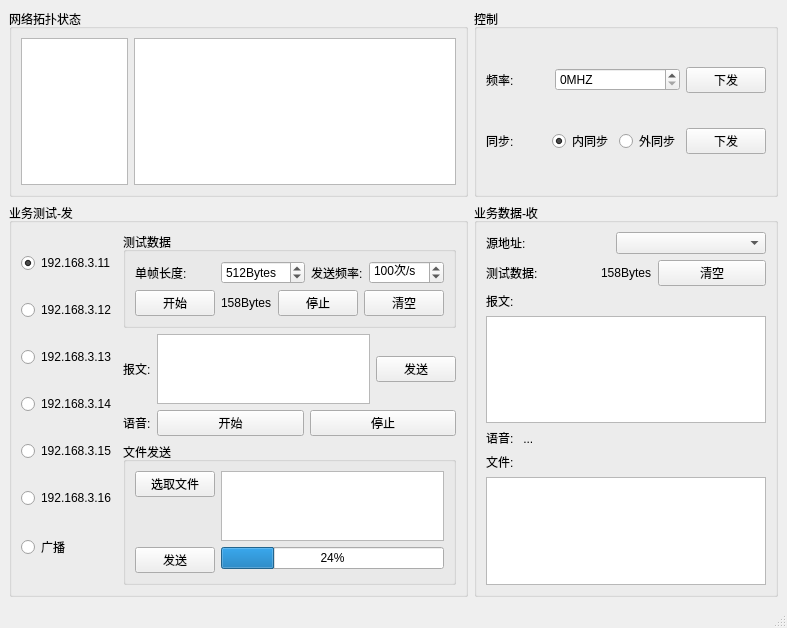
Doun2017/pyQTwithUDP, file mainWin.ui: the form before one commit.
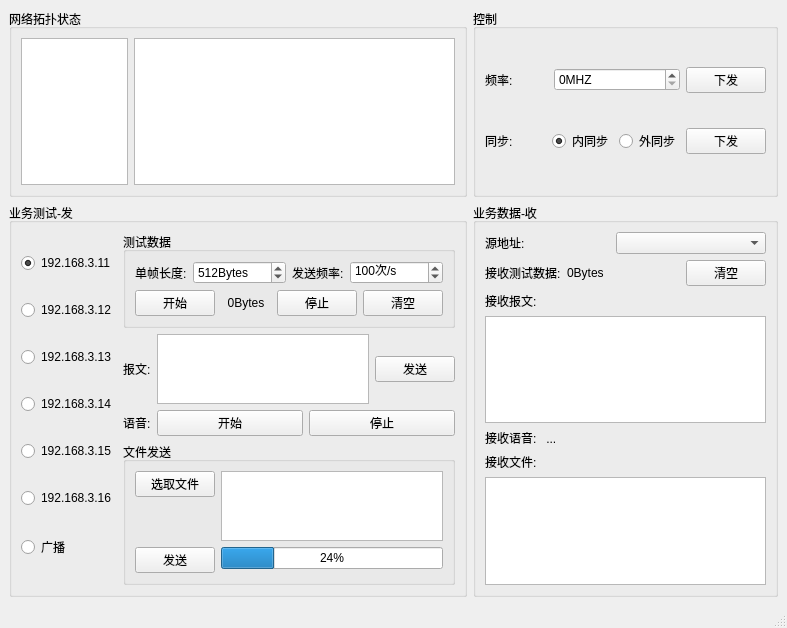
The form after the commit.

Patch:
```diff
--- a/mainWin.ui
+++ b/mainWin.ui
@@ -112,6 +112,12 @@
         <layout class="QHBoxLayout" name="horizontalLayout_7" stretch="0,0">
          <item alignment="Qt::AlignLeft">
           <widget class="QLabel" name="label_10">
+           <property name="sizePolicy">
+            <sizepolicy hsizetype="Fixed" vsizetype="Preferred">
+             <horstretch>0</horstretch>
+             <verstretch>0</verstretch>
+            </sizepolicy>
+           </property>
            <property name="text">
             <string>源地址:</string>
            </property>
@@ -142,26 +148,38 @@
         <layout class="QHBoxLayout" name="horizontalLayout_15">
          <item>
           <widget class="QLabel" name="label_11">
+           <property name="sizePolicy">
+            <sizepolicy hsizetype="Fixed" vsizetype="Fixed">
+             <horstretch>0</horstretch>
+             <verstretch>0</verstretch>
+            </sizepolicy>
+           </property>
            <property name="text">
-            <string>测试数据:</string>
+            <string>接收测试数据:</string>
            </property>
           </widget>
          </item>
          <item>
           <widget class="QLabel" name="testDataReceive_label">
            <property name="sizePolicy">
-            <sizepolicy hsizetype="Fixed" vsizetype="Fixed">
+            <sizepolicy hsizetype="Preferred" vsizetype="Preferred">
              <horstretch>0</horstretch>
              <verstretch>0</verstretch>
             </sizepolicy>
            </property>
            <property name="text">
-            <string>158Bytes</string>
+            <string>0Bytes</string>
            </property>
           </widget>
          </item>
          <item>
           <widget class="QPushButton" name="testDataReceive_clear_pushButton">
+           <property name="sizePolicy">
+            <sizepolicy hsizetype="Fixed" vsizetype="Fixed">
+             <horstretch>0</horstretch>
+             <verstretch>0</verstretch>
+            </sizepolicy>
+           </property>
            <property name="text">
             <string>清空</string>
            </property>
@@ -172,7 +190,7 @@
        <item>
         <widget class="QLabel" name="label_13">
          <property name="text">
-          <string>报文:</string>
+          <string>接收报文:</string>
          </property>
         </widget>
        </item>
@@ -188,7 +206,7 @@
           </sizepolicy>
          </property>
          <property name="text">
-          <string>语音:   ...</string>
+          <string>接收语音:   ...</string>
          </property>
         </widget>
        </item>
@@ -201,7 +219,7 @@
           </sizepolicy>
          </property>
          <property name="text">
-          <string>文件:</string>
+          <string>接收文件:</string>
          </property>
         </widget>
        </item>
@@ -297,7 +315,7 @@
            </property>
            <layout class="QVBoxLayout" name="verticalLayout_5">
             <item>
-             <layout class="QHBoxLayout" name="horizontalLayout_10" stretch="1,1,0,0">
+             <layout class="QHBoxLayout" name="horizontalLayout_10" stretch="0,1,0,1">
               <item>
                <widget class="QLabel" name="label_18">
                 <property name="text">
@@ -347,7 +365,7 @@
              </layout>
             </item>
             <item>
-             <layout class="QHBoxLayout" name="horizontalLayout_11" stretch="0,0,1,0">
+             <layout class="QHBoxLayout" name="horizontalLayout_11" stretch="0,1,0,0">
               <item>
                <widget class="QPushButton" name="testDataSend_start_pushButton">
                 <property name="text">
@@ -358,13 +376,16 @@
               <item>
                <widget class="QLabel" name="testDataSend_label">
                 <property name="sizePolicy">
-                 <sizepolicy hsizetype="Fixed" vsizetype="Fixed">
+                 <sizepolicy hsizetype="Preferred" vsizetype="Preferred">
                   <horstretch>0</horstretch>
                   <verstretch>0</verstretch>
                  </sizepolicy>
                 </property>
                 <property name="text">
-                 <string>158Bytes</string>
+                 <string>0Bytes</string>
+                </property>
+                <property name="alignment">
+                 <set>Qt::AlignCenter</set>
                 </property>
                </widget>
               </item>
@@ -388,7 +409,7 @@
           </widget>
          </item>
          <item>
-          <layout class="QHBoxLayout" name="horizontalLayout_8" stretch="1,0,1">
+          <layout class="QHBoxLayout" name="horizontalLayout_8" stretch="0,1,0">
            <item>
             <widget class="QLabel" name="label_8">
              <property name="sizePolicy">
@@ -407,6 +428,12 @@
            </item>
            <item>
             <widget class="QPushButton" name="textSend_pushButton">
+             <property name="sizePolicy">
+              <sizepolicy hsizetype="Preferred" vsizetype="Fixed">
+               <horstretch>0</horstretch>
+               <verstretch>0</verstretch>
+              </sizepolicy>
+             </property>
              <property name="text">
               <string>发送</string>
              </property>
```
Left out of the diff: 2 changed lines with no effect on the pictures.
